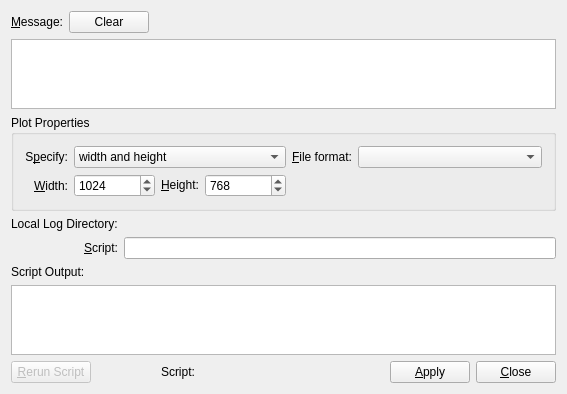
Before: the Qt Designer form src/libkstapp/logdialog.ui in Kst-plot/kst, drawn with Qt 5.
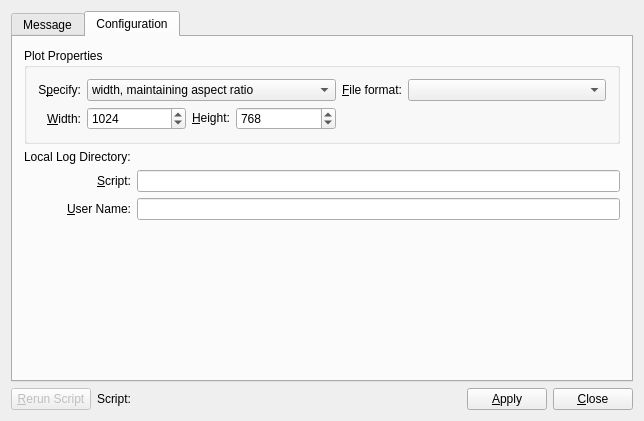
After: the same form once the commit is applied. Custom widgets are drawn as their Qt base class.

What changed in the file:
```diff
--- a/src/libkstapp/logdialog.ui
+++ b/src/libkstapp/logdialog.ui
@@ -6,18 +6,116 @@
    <rect>
     <x>0</x>
     <y>0</y>
-    <width>567</width>
-    <height>355</height>
+    <width>644</width>
+    <height>421</height>
    </rect>
   </property>
   <property name="windowTitle">
    <string>Make a log entry</string>
   </property>
   <layout class="QGridLayout" name="gridLayout_3">
-   <item row="1" column="0" colspan="6">
+   <item row="1" column="0">
+    <widget class="QPushButton" name="_rerunScript">
+     <property name="enabled">
+      <bool>false</bool>
+     </property>
+     <property name="sizePolicy">
+      <sizepolicy hsizetype="Fixed" vsizetype="Fixed">
+       <horstretch>0</horstretch>
+       <verstretch>0</verstretch>
+      </sizepolicy>
+     </property>
+     <property name="text">
+      <string>&amp;Rerun Script</string>
+     </property>
+    </widget>
+   </item>
+   <item row="1" column="1">
+    <widget class="QLabel" name="_scriptRunning">
+     <property name="text">
+      <string>Script:</string>
+     </property>
+    </widget>
+   </item>
+   <item row="1" column="2">
+    <spacer name="horizontalSpacer_2">
+     <property name="orientation">
+      <enum>Qt::Horizontal</enum>
+     </property>
+     <property name="sizeHint" stdset="0">
+      <size>
+       <width>321</width>
+       <height>21</height>
+      </size>
+     </property>
+    </spacer>
+   </item>
+   <item row="1" column="3">
+    <widget class="QPushButton" name="_apply">
+     <property name="text">
+      <string>&amp;Apply</string>
+     </property>
+    </widget>
+   </item>
+   <item row="1" column="4">
+    <widget class="QPushButton" name="_close">
+     <property name="text">
+      <string>&amp;Close</string>
+     </property>
+    </widget>
+   </item>
+   <item row="0" column="0" colspan="5">
+    <widget class="QTabWidget" name="_tab">
+     <property name="currentIndex">
+      <number>1</number>
+     </property>
+     <widget class="QWidget" name="tab">
+      <attribute name="title">
+       <string>Message</string>
+      </attribute>
+      <layout class="QGridLayout" name="gridLayout_4">
+       <item row="0" column="0">
+        <layout class="QHBoxLayout" name="horizontalLayout">
+         <item>
+          <widget class="QLabel" name="label_2">
+           <property name="text">
+            <string>&amp;Message:</string>
+           </property>
+           <property name="buddy">
+            <cstring>_message</cstring>
+           </property>
+          </widget>
+         </item>
+         <item>
+          <widget class="QPushButton" name="pushButton">
+           <property name="text">
+            <string>Clear</string>
+           </property>
+          </widget>
+         </item>
+        </layout>
+       </item>
+       <item row="1" column="0">
     <widget class="QPlainTextEdit" name="_message"/>
    </item>
-   <item row="2" column="0" colspan="6">
+       <item row="2" column="0">
+        <widget class="QLabel" name="label_4">
+         <property name="text">
+          <string>Script Output:</string>
+         </property>
+        </widget>
+       </item>
+       <item row="3" column="0">
+        <widget class="QPlainTextEdit" name="_scriptOutput"/>
+       </item>
+      </layout>
+     </widget>
+     <widget class="QWidget" name="tab_2">
+      <attribute name="title">
+       <string>Configuration</string>
+      </attribute>
+      <layout class="QVBoxLayout" name="verticalLayout">
+       <item>
     <widget class="QGroupBox" name="groupBox1">
      <property name="title">
       <string>Plot Properties</string>
@@ -47,16 +145,6 @@
       </item>
       <item row="0" column="1" colspan="3">
        <widget class="QComboBox" name="_sizeOption">
-        <item>
-         <property name="text">
-          <string>width and height</string>
-         </property>
-        </item>
-        <item>
-         <property name="text">
-          <string>size of square</string>
-         </property>
-        </item>
         <item>
          <property name="text">
           <string>width, maintaining aspect ratio</string>
@@ -183,7 +271,7 @@
      </layout>
     </widget>
    </item>
-   <item row="3" column="0" colspan="6">
+       <item>
     <layout class="QGridLayout" name="gridLayout_2">
      <item row="0" column="0">
       <widget class="QLabel" name="_saveLocationLabel">
@@ -224,88 +312,40 @@
        </property>
       </widget>
      </item>
-    </layout>
-   </item>
-   <item row="4" column="0">
-    <widget class="QLabel" name="label_4">
-     <property name="text">
-      <string>Script Output:</string>
-     </property>
-    </widget>
-   </item>
-   <item row="5" column="0" colspan="6">
-    <widget class="QPlainTextEdit" name="_scriptOutput"/>
-   </item>
-   <item row="6" column="0">
-    <widget class="QPushButton" name="_rerunScript">
-     <property name="enabled">
-      <bool>false</bool>
-     </property>
-     <property name="sizePolicy">
-      <sizepolicy hsizetype="Fixed" vsizetype="Fixed">
-       <horstretch>0</horstretch>
-       <verstretch>0</verstretch>
-      </sizepolicy>
-     </property>
-     <property name="text">
-      <string>&amp;Rerun Script</string>
-     </property>
-    </widget>
-   </item>
-   <item row="6" column="3">
-    <spacer name="horizontalSpacer_2">
+         <item row="2" column="0">
+          <widget class="QLabel" name="label">
+           <property name="text">
+            <string>&amp;User Name:</string>
+           </property>
+           <property name="alignment">
+            <set>Qt::AlignRight|Qt::AlignTrailing|Qt::AlignVCenter</set>
+           </property>
+           <property name="buddy">
+            <cstring>_user</cstring>
+           </property>
+          </widget>
+         </item>
+         <item row="2" column="1">
+          <widget class="QLineEdit" name="_user"/>
+         </item>
+        </layout>
+       </item>
+       <item>
+        <spacer name="verticalSpacer">
      <property name="orientation">
-      <enum>Qt::Horizontal</enum>
+          <enum>Qt::Vertical</enum>
      </property>
      <property name="sizeHint" stdset="0">
       <size>
-       <width>321</width>
-       <height>21</height>
+           <width>20</width>
+           <height>40</height>
       </size>
      </property>
     </spacer>
    </item>
-   <item row="6" column="4">
-    <widget class="QPushButton" name="_apply">
-     <property name="text">
-      <string>&amp;Apply</string>
-     </property>
-    </widget>
-   </item>
-   <item row="6" column="5">
-    <widget class="QPushButton" name="_close">
-     <property name="text">
-      <string>&amp;Close</string>
-     </property>
-    </widget>
-   </item>
-   <item row="6" column="2">
-    <widget class="QLabel" name="_scriptRunning">
-     <property name="text">
-      <string>Script:</string>
-     </property>
-    </widget>
-   </item>
-   <item row="0" column="0">
-    <layout class="QHBoxLayout" name="horizontalLayout">
-     <item>
-      <widget class="QLabel" name="label_2">
-       <property name="text">
-        <string>&amp;Message:</string>
-       </property>
-       <property name="buddy">
-        <cstring>_message</cstring>
-       </property>
-      </widget>
-     </item>
-     <item>
-      <widget class="QPushButton" name="pushButton">
-       <property name="text">
-        <string>Clear</string>
-       </property>
-      </widget>
-     </item>
-    </layout>
+      </layout>
+     </widget>
+    </widget>
    </item>
   </layout>
  </widget>
```
Left out of the diff: 172 changed lines with no effect on the pictures. Lines whose indentation alone changed are shown as unchanged.
